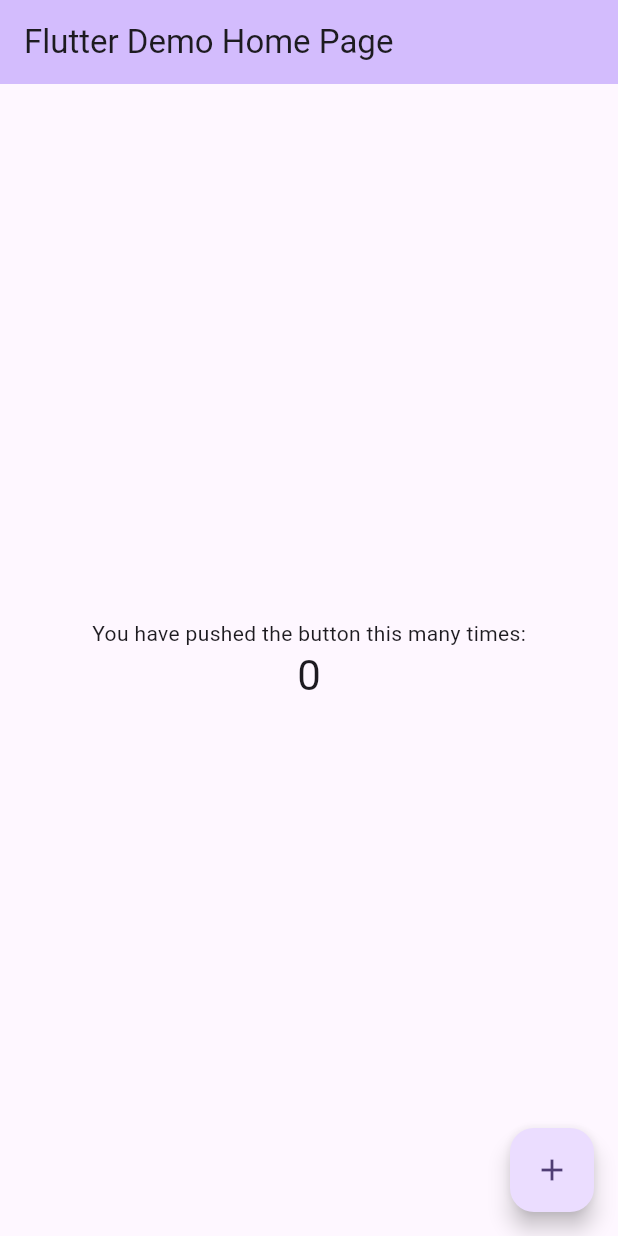
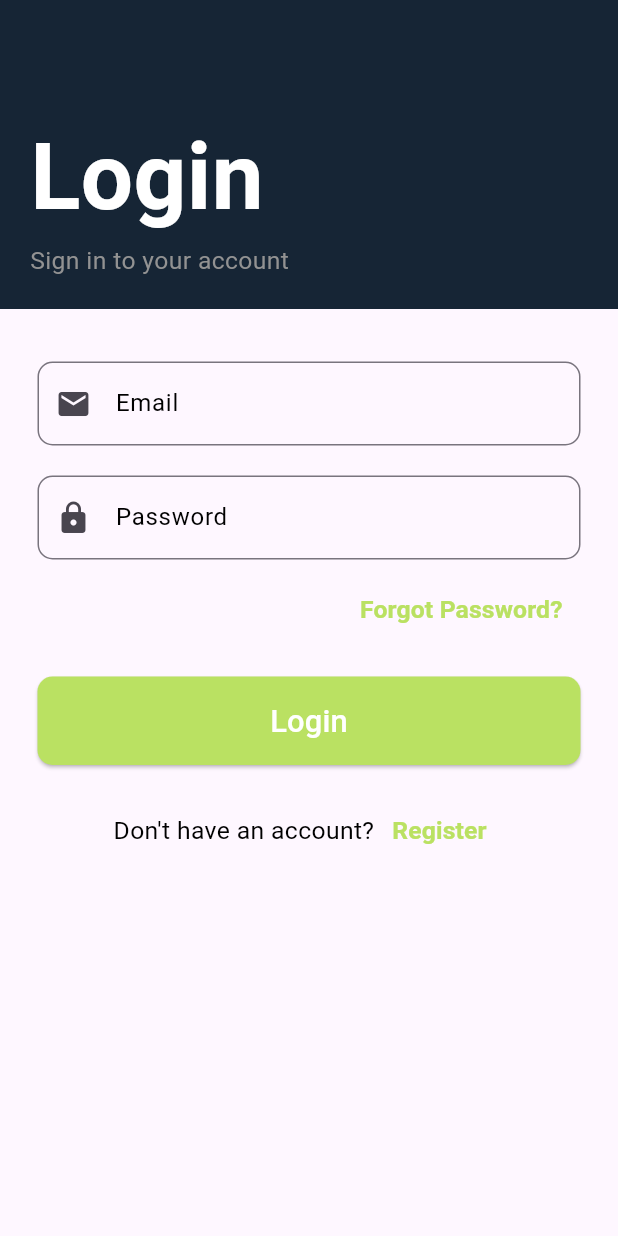
Before and after one commit to Dragorrik/blog_app, a Flutter app: the screen it shows after launch, on a phone screen of 412 x 824 dp. Run offline on Flutter 3.47's test engine with Material 3 defaults, Android fonts, the phone set to English and light mode, and no system bars; our stand-ins replace bloc, firebase_auth, firebase_core, flutter_bloc; accounts and stored records are empty.

Commit message:
Login func created

```diff
--- /dev/null
+++ b/lib/auth_services/login_reg_auth.dart
@@ -0,0 +1,91 @@
+import 'package:firebase_auth/firebase_auth.dart';
+import 'package:flutter/material.dart';
+
+class EmailPassAuthService {
+  final FirebaseAuth _auth = FirebaseAuth.instance;
+
+  // SnackBar Function
+  void showSnackBar(BuildContext context, String message, Color color) {
+    ScaffoldMessenger.of(context).showSnackBar(
+      SnackBar(content: Text(message), backgroundColor: color),
+    );
+  }
+
+  // Sign up with email and password
+  Future<User?> register(
+      BuildContext context, String email, String password) async {
+    try {
+      UserCredential userCredential =
+          await _auth.createUserWithEmailAndPassword(
+        email: email,
+        password: password,
+      );
+      showSnackBar(context, 'Sign up successful!', Color(0XFFBAE162));
+      return userCredential.user;
+    } on FirebaseAuthException catch (e) {
+      if (e.code == 'email-already-in-use') {
+        showSnackBar(
+          context,
+          'The email is already in use.',
+          const Color(0XFF162535),
+        );
+      } else if (e.code == 'weak-password') {
+        showSnackBar(
+          context,
+          'The password provided is too weak.',
+          const Color(0XFF162535),
+        );
+      } else if (e.code == 'invalid-email') {
+        showSnackBar(
+          context,
+          'The email address is not valid.',
+          const Color(0XFF162535),
+        );
+      }
+      return null;
+    } catch (e) {
+      showSnackBar(context, 'An error occurred: $e', Colors.redAccent);
+      return null;
+    }
+  }
+
+  // Log in with email and password
+  Future<User?> login(
+      BuildContext context, String email, String password) async {
+    try {
+      UserCredential userCredential = await _auth.signInWithEmailAndPassword(
+        email: email,
+        password: password,
+      );
+      showSnackBar(context, 'Login successful!', Color(0XFFBAE162));
+      // Navigator.push(
+      //     context, MaterialPageRoute(builder: (context) => HomePage()));
+      return userCredential.user;
+    } on FirebaseAuthException catch (e) {
+      showSnackBar(
+        context,
+        'Error: $e',
+        const Color(0XFF162535),
+      );
+      return null;
+    } catch (e) {
+      showSnackBar(context, 'An error occurred: $e', Colors.redAccent);
+      return null;
+    }
+  }
+
+  // Log out
+  Future<void> logout(BuildContext context) async {
+    try {
+      await _auth.signOut();
+      // Navigator.push(
+      //     context, MaterialPageRoute(builder: (context) => LoginPage()));
+      showSnackBar(context, 'Logged out successfully!', Color(0XFFBAE162));
+    } catch (e) {
+      showSnackBar(context, 'An error occurred: $e', Colors.redAccent);
+    }
+  }
+
+  // Get currently logged-in user
+  User? get currentUser => _auth.currentUser;
+}
--- a/lib/main.dart
+++ b/lib/main.dart
@@ -1,7 +1,30 @@
+import 'package:blog_app/pages/home_page/bloc/home_bloc.dart';
+import 'package:blog_app/pages/home_page/ui/home.dart';
+import 'package:blog_app/pages/login_page/bloc/login_bloc.dart';
+import 'package:blog_app/pages/login_page/ui/login.dart';
 import 'package:flutter/material.dart';
+import 'package:firebase_core/firebase_core.dart';
+import 'firebase_options.dart';
+import 'package:flutter_bloc/flutter_bloc.dart';
 
-void main() {
-  runApp(const MyApp());
+void main() async {
+  WidgetsFlutterBinding.ensureInitialized();
+  await Firebase.initializeApp(
+    options: DefaultFirebaseOptions.currentPlatform,
+  );
+  runApp(
+    MultiBlocProvider(
+      providers: [
+        BlocProvider(
+          create: (context) => LoginBloc(),
+        ),
+        BlocProvider(
+          create: (context) => HomeBloc(),
+        ),
+      ],
+      child: const MyApp(),
+    ),
+  );
 }
 
 class MyApp extends StatelessWidget {
@@ -12,115 +35,9 @@ class MyApp extends StatelessWidget {
   Widget build(BuildContext context) {
     return MaterialApp(
       debugShowCheckedModeBanner: false,
-      title: 'Flutter Demo',
-      theme: ThemeData(
-        // This is the theme of your application.
-        //
-        // TRY THIS: Try running your application with "flutter run". You'll see
-        // the application has a purple toolbar. Then, without quitting the app,
-        // try changing the seedColor in the colorScheme below to Colors.green
-        // and then invoke "hot reload" (save your changes or press the "hot
-        // reload" button in a Flutter-supported IDE, or press "r" if you used
-        // the command line to start the app).
-        //
-        // Notice that the counter didn't reset back to zero; the application
-        // state is not lost during the reload. To reset the state, use hot
-        // restart instead.
-        //
-        // This works for code too, not just values: Most code changes can be
-        // tested with just a hot reload.
-        colorScheme: ColorScheme.fromSeed(seedColor: Colors.deepPurple),
-        useMaterial3: true,
-      ),
-      home: const MyHomePage(title: 'Flutter Demo Home Page'),
+      title: 'Flutter Blog App',
+      theme: ThemeData(),
+      home: LoginPage(),
     );
   }
 }
-
-class MyHomePage extends StatefulWidget {
-  const MyHomePage({super.key, required this.title});
-
-  // This widget is the home page of your application. It is stateful, meaning
-  // that it has a State object (defined below) that contains fields that affect
-  // how it looks.
-
-  // This class is the configuration for the state. It holds the values (in this
-  // case the title) provided by the parent (in this case the App widget) and
-  // used by the build method of the State. Fields in a Widget subclass are
-  // always marked "final".
-
-  final String title;
-
-  @override
-  State<MyHomePage> createState() => _MyHomePageState();
-}
-
-class _MyHomePageState extends State<MyHomePage> {
-  int _counter = 0;
-
-  void _incrementCounter() {
-    setState(() {
-      // This call to setState tells the Flutter framework that something has
-      // changed in this State, which causes it to rerun the build method below
-      // so that the display can reflect the updated values. If we changed
-      // _counter without calling setState(), then the build method would not be
-      // called again, and so nothing would appear to happen.
-      _counter++;
-    });
-  }
-
-  @override
-  Widget build(BuildContext context) {
-    // This method is rerun every time setState is called, for instance as done
-    // by the _incrementCounter method above.
-    //
-    // The Flutter framework has been optimized to make rerunning build methods
-    // fast, so that you can just rebuild anything that needs updating rather
-    // than having to individually change instances of widgets.
-    return Scaffold(
-      appBar: AppBar(
-        // TRY THIS: Try changing the color here to a specific color (to
-        // Colors.amber, perhaps?) and trigger a hot reload to see the AppBar
-        // change color while the other colors stay the same.
-        backgroundColor: Theme.of(context).colorScheme.inversePrimary,
-        // Here we take the value from the MyHomePage object that was created by
-        // the App.build method, and use it to set our appbar title.
-        title: Text(widget.title),
-      ),
-      body: Center(
-        // Center is a layout widget. It takes a single child and positions it
-        // in the middle of the parent.
-        child: Column(
-          // Column is also a layout widget. It takes a list of children and
-          // arranges them vertically. By default, it sizes itself to fit its
-          // children horizontally, and tries to be as tall as its parent.
-          //
-          // Column has various properties to control how it sizes itself and
-          // how it positions its children. Here we use mainAxisAlignment to
-          // center the children vertically; the main axis here is the vertical
-          // axis because Columns are vertical (the cross axis would be
-          // horizontal).
-          //
-          // TRY THIS: Invoke "debug painting" (choose the "Toggle Debug Paint"
-          // action in the IDE, or press "p" in the console), to see the
-          // wireframe for each widget.
-          mainAxisAlignment: MainAxisAlignment.center,
-          children: <Widget>[
-            const Text(
-              'You have pushed the button this many times:',
-            ),
-            Text(
-              '$_counter',
-              style: Theme.of(context).textTheme.headlineMedium,
-            ),
-          ],
-        ),
-      ),
-      floatingActionButton: FloatingActionButton(
-        onPressed: _incrementCounter,
-        tooltip: 'Increment',
-        child: const Icon(Icons.add),
-      ), // This trailing comma makes auto-formatting nicer for build methods.
-    );
-  }
-}
--- /dev/null
+++ b/lib/pages/home_page/bloc/home_event.dart
@@ -0,0 +1,4 @@
+part of 'home_bloc.dart';
+
+@immutable
+sealed class HomeEvent {}
--- /dev/null
+++ b/lib/pages/home_page/bloc/home_state.dart
@@ -0,0 +1,6 @@
+part of 'home_bloc.dart';
+
+@immutable
+sealed class HomeState {}
+
+final class HomeInitial extends HomeState {}
--- /dev/null
+++ b/lib/pages/login_page/bloc/login_bloc.dart
@@ -0,0 +1,33 @@
+import 'dart:async';
+
+import 'package:bloc/bloc.dart';
+import 'package:firebase_auth/firebase_auth.dart';
+import 'package:meta/meta.dart';
+
+part 'login_event.dart';
+part 'login_state.dart';
+
+class LoginBloc extends Bloc<LoginEvent, LoginState> {
+  LoginBloc() : super(LoginInitial()) {
+    on<LoginButtonPressed>(loginButtonPressed);
+  }
+
+  FutureOr<void> loginButtonPressed(
+      LoginButtonPressed event, Emitter<LoginState> emit) async {
+    emit(LoginLoadingState());
+    final FirebaseAuth auth = FirebaseAuth.instance;
+    try {
+      await auth.signInWithEmailAndPassword(
+        email: event.email,
+        password: event.password,
+      );
+      emit(LoginSuccessState());
+      // Navigator.push(
+      //     context, MaterialPageRoute(builder: (context) => HomePage()));
+    } on FirebaseAuthException catch (e) {
+      emit(LoginErrorState(e.message!));
+    } catch (e) {
+      emit(LoginErrorState(e.toString()));
+    }
+  }
+}
--- /dev/null
+++ b/lib/pages/login_page/bloc/login_event.dart
@@ -0,0 +1,11 @@
+part of 'login_bloc.dart';
+
+@immutable
+sealed class LoginEvent {}
+
+final class LoginButtonPressed extends LoginEvent {
+  final String email;
+  final String password;
+
+  LoginButtonPressed(this.email, this.password);
+}
--- /dev/null
+++ b/lib/pages/login_page/bloc/login_state.dart
@@ -0,0 +1,16 @@
+part of 'login_bloc.dart';
+
+@immutable
+sealed class LoginState {}
+
+final class LoginInitial extends LoginState {}
+
+final class LoginLoadingState extends LoginState {}
+
+final class LoginSuccessState extends LoginState {}
+
+final class LoginErrorState extends LoginState {
+  final String errorMessage;
+
+  LoginErrorState(this.errorMessage);
+}
--- /dev/null
+++ b/lib/pages/login_page/ui/login.dart
@@ -0,0 +1,194 @@
+import 'dart:ui';
+
+import 'package:blog_app/pages/home_page/ui/home.dart';
+import 'package:blog_app/pages/login_page/bloc/login_bloc.dart';
+import 'package:blog_app/pages/register_page/ui/register.dart';
+import 'package:flutter/material.dart';
+import 'package:flutter_bloc/flutter_bloc.dart';
+
+class LoginPage extends StatefulWidget {
+  const LoginPage({super.key});
+
+  @override
+  State<LoginPage> createState() => _LoginPageState();
+}
+
+class _LoginPageState extends State<LoginPage> {
+  TextEditingController emailController = TextEditingController();
+  TextEditingController passwordController = TextEditingController();
+  @override
+  Widget build(BuildContext context) {
+    final screenHeight = MediaQuery.of(context).size.height;
+    final screenWidth = MediaQuery.of(context).size.width;
+    return Scaffold(
+      resizeToAvoidBottomInset: true,
+      body: Center(
+        child: BlocConsumer<LoginBloc, LoginState>(
+          listener: (context, state) {
+            if (state is LoginSuccessState) {
+              Navigator.push(
+                  context, MaterialPageRoute(builder: (context) => Home()));
+            } else if (state is LoginErrorState) {
+              ScaffoldMessenger.of(context).showSnackBar(SnackBar(
+                content: Text(state.errorMessage),
+                backgroundColor: Colors.redAccent,
+              ));
+            }
+          },
+          builder: (context, state) {
+            if (state is LoginLoadingState) {
+              return CircularProgressIndicator();
+            }
+            return Column(
+              mainAxisAlignment: MainAxisAlignment.start,
+              children: <Widget>[
+                //Sign in title
+                Container(
+                  height: screenHeight * 0.25,
+                  width: double.infinity,
+                  decoration: BoxDecoration(
+                    color: Color(0XFF162535),
+                    //borderRadius: BorderRadius.circular(10),
+                  ),
+                  padding: EdgeInsets.only(
+                      top: screenHeight * 0.09, left: 20, bottom: 20),
+                  child: Text.rich(
+                    TextSpan(children: [
+                      TextSpan(
+                        text: 'Login\n',
+                        style: TextStyle(
+                          fontSize: screenWidth * 0.15,
+                          fontWeight: FontWeight.bold,
+                          color: Colors.white,
+                        ),
+                      ),
+                      TextSpan(
+                        text: 'Sign in to your account',
+                        style: TextStyle(
+                          fontSize: screenWidth * 0.04,
+                          fontWeight: FontWeight.normal,
+                          color: const Color.fromARGB(255, 146, 146, 146),
+                        ),
+                      ),
+                    ]),
+                  ),
+                ),
+                Container(
+                  padding: EdgeInsets.only(left: 25, right: 25, top: 35),
+                  child: Column(
+                    crossAxisAlignment: CrossAxisAlignment.stretch,
+                    children: [
+                      //email input
+                      TextField(
+                        controller: emailController,
+                        decoration: InputDecoration(
+                          prefixIcon: Icon(Icons.email),
+                          labelText: 'Email',
+                          labelStyle: TextStyle(
+                            color: Colors.black,
+                          ),
+                          border: OutlineInputBorder(
+                            borderRadius: BorderRadius.circular(10),
+                          ),
+                        ),
+                      ),
+                      const SizedBox(height: 20),
+                      //password input
+                      TextField(
+                        controller: passwordController,
+                        obscureText: true,
+                        decoration: InputDecoration(
+                          prefixIcon: Icon(Icons.lock),
+                          labelText: 'Password',
+                          labelStyle: TextStyle(
+                            color: Colors.black,
+                          ),
+                          border: OutlineInputBorder(
+                            borderRadius: BorderRadius.circular(10),
+                          ),
+                        ),
+                      ),
+                      //forgot password text
+                      const SizedBox(height: 10),
+                      Row(
+                        mainAxisAlignment: MainAxisAlignment.end,
+                        children: [
+                          TextButton(
+                            onPressed: () {},
+                            child: Text(
+                              'Forgot Password?',
+                              style: TextStyle(
+                                  color: Color(0XFFBAE162),
+                                  fontWeight: FontWeight.bold,
+                                  fontSize: screenWidth * 0.04),
+                            ),
+                          ),
+                        ],
+                      ),
+                      //login button
+                      const SizedBox(height: 20),
+                      ElevatedButton(
+                        onPressed: () {
+                          context.read<LoginBloc>().add(LoginButtonPressed(
+                              emailController.text, passwordController.text));
+                          emailController.clear();
+                          passwordController.clear();
+                        },
+                        style: ElevatedButton.styleFrom(
+                          backgroundColor: Color(0XFFBAE162),
+                          padding: EdgeInsets.symmetric(vertical: 15),
+                          shape: RoundedRectangleBorder(
+                            borderRadius: BorderRadius.circular(10),
+                          ),
+                        ),
+                        child: Text(
+                          'Login',
+                          style: TextStyle(
+                            fontSize: screenWidth * 0.05,
+                            color: Colors.white,
+                          ),
+                        ),
+                      ),
+                      const SizedBox(height: 20),
+                      //don't have an account text
+                      Row(
+                        mainAxisAlignment: MainAxisAlignment.center,
+                        children: [
+                          Text(
+                            'Don\'t have an account?',
+                            style: TextStyle(
+                              color: Colors.black,
+                              fontSize: screenWidth * 0.04,
+                            ),
+                          ),
+                          TextButton(
+                            onPressed: () {
+                              Navigator.push(
+                                context,
+                                MaterialPageRoute(
+                                  builder: (context) => RegisterPage(),
+                                ),
+                              );
+                            },
+                            child: Text(
+                              'Register',
+                              style: TextStyle(
+                                color: Color(0XFFBAE162),
+                                fontWeight: FontWeight.bold,
+                                fontSize: screenWidth * 0.04,
+                              ),
+                            ),
+                          ),
+                        ],
+                      ),
+                    ],
+                  ),
+                )
+              ],
+            );
+          },
+        ),
+      ),
+    );
+  }
+}
--- /dev/null
+++ b/lib/pages/register_page/bloc/register_bloc.dart
@@ -0,0 +1,13 @@
+import 'package:bloc/bloc.dart';
+import 'package:meta/meta.dart';
+
+part 'register_event.dart';
+part 'register_state.dart';
+
+class RegisterBloc extends Bloc<RegisterEvent, RegisterState> {
+  RegisterBloc() : super(RegisterInitial()) {
+    on<RegisterEvent>((event, emit) {
+      // TODO: implement event handler
+    });
+  }
+}
--- /dev/null
+++ b/lib/pages/register_page/bloc/register_event.dart
@@ -0,0 +1,4 @@
+part of 'register_bloc.dart';
+
+@immutable
+sealed class RegisterEvent {}
--- /dev/null
+++ b/lib/pages/register_page/bloc/register_state.dart
@@ -0,0 +1,6 @@
+part of 'register_bloc.dart';
+
+@immutable
+sealed class RegisterState {}
+
+final class RegisterInitial extends RegisterState {}
--- a/pubspec.yaml
+++ b/pubspec.yaml
@@ -34,6 +34,11 @@ dependencies:
   # The following adds the Cupertino Icons font to your application.
   # Use with the CupertinoIcons class for iOS style icons.
   cupertino_icons: ^1.0.8
+  firebase_core: ^3.11.0
+  firebase_auth: ^5.4.2
+  meta: ^1.15.0
+  bloc: ^9.0.0
+  flutter_bloc: ^9.0.0
 
 dev_dependencies:
   flutter_test:
```
Also changed, not shown: lib/pages/home_page/bloc/home_bloc.dart (added, +13 -0 lines), lib/pages/home_page/ui/home.dart (added, +14 -0 lines), lib/pages/register_page/ui/register.dart (added, +194 -0 lines), firebase.json (added), lib/firebase_options.dart (added), pubspec.lock, 6 other files.
